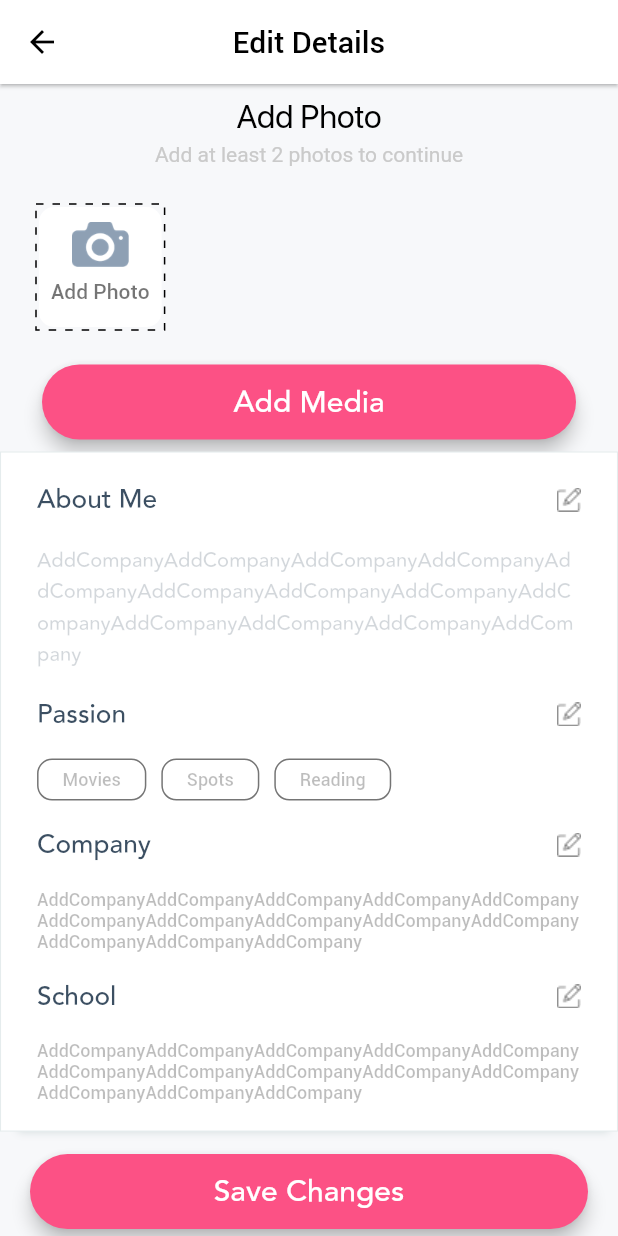
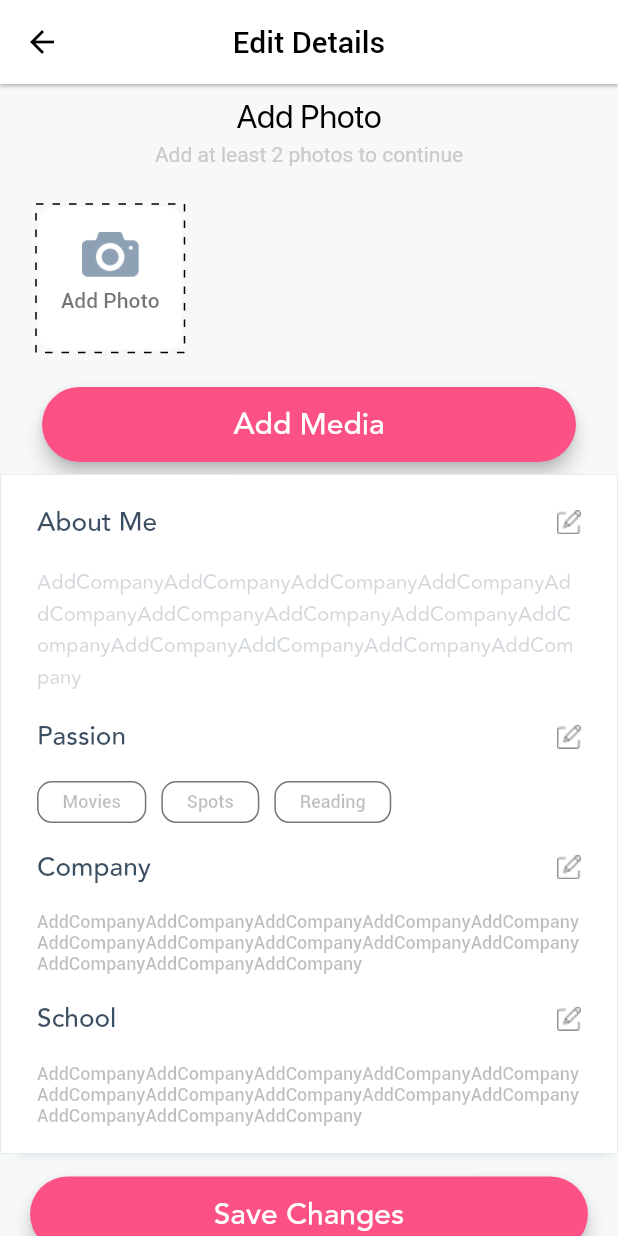
Before and after one commit to jagadeeshpodilapu/daytte, a Flutter app: the EditDetails screen opened by its route, on a phone screen of 412 x 824 dp. Run offline on Flutter 3.47's test engine with Material 2 defaults, Android fonts, the phone set to English and light mode, and no system bars; drawn by our look-alikes of dotted_border; our stand-ins replace connectivity_plus, dio, eva_icons_flutter, flutter_svg, geolocator, get and 8 more; accounts and stored records are empty; network calls fail; Roboto replaces fonts that are missing (SFProDisplay).

Commit message:
Ui changed in EditProfile page

```diff
--- a/lib/view/screens/editdetails/edit_details.dart
+++ b/lib/view/screens/editdetails/edit_details.dart
@@ -48,18 +48,16 @@ class EditDetails extends StatelessWidget {
                       child: DottedBorder(
                         dashPattern: [5, 6],
                         child: Container(
-                          height: 80,
-                          // width: 80,
+                          height: 95,
+                           width: 95,
                           decoration: BoxDecoration(
                               color: Colors.white,
                               borderRadius: BorderRadius.circular(10)),
                           child: Column(
+                            mainAxisAlignment: MainAxisAlignment.center,
                             children: [
-                              Padding(
-                                padding: const EdgeInsets.only(top: 10.0),
-                                child: Image.asset('assets/icons/Photo.png',
-                                    width: 45, height: 30),
-                              ),
+                              Image.asset('assets/icons/Photo.png',
+                                  width: 45, height: 30),
                               Padding(
                                 padding: const EdgeInsets.all(8.0),
                                 child: Text("Add Photo",
@@ -317,10 +315,10 @@ class EditDetails extends StatelessWidget {
         child: Stack(
           clipBehavior: Clip.none,
           children: [
-            Container(height: 80, width: 80, child: image),
+            Container(height: 100, width: 100, child: image),
             Positioned(
-              right: -7,
-              top: -7,
+              right: -5,
+              top: -5,
               child: InkWell(
                 onTap: () {
                   item != null ? controller.removeImage(item) : null;
```
Also changed, not shown: lib/view/screens/likedetails/like_details.dart (+4 -4 lines).
